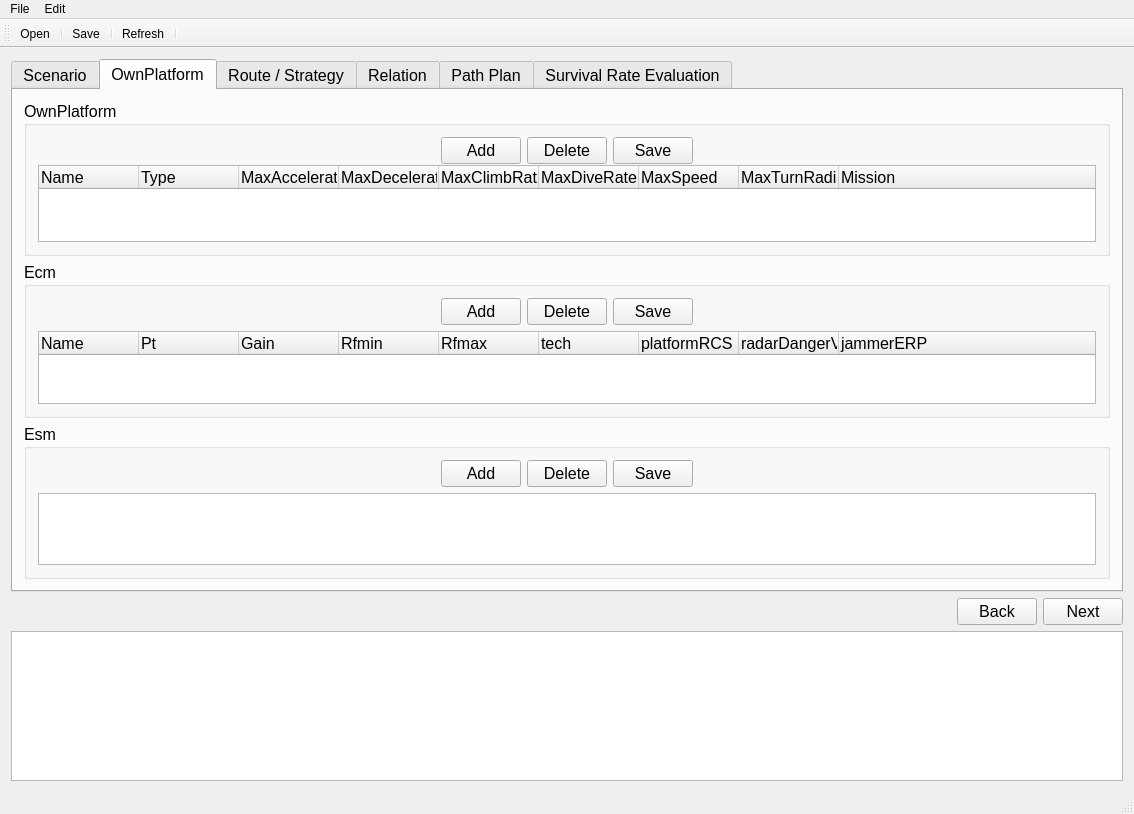
Above: PathPlanGui/MainWindow.ui from louie17/PathPlanning before the change. Below: the same form after it.
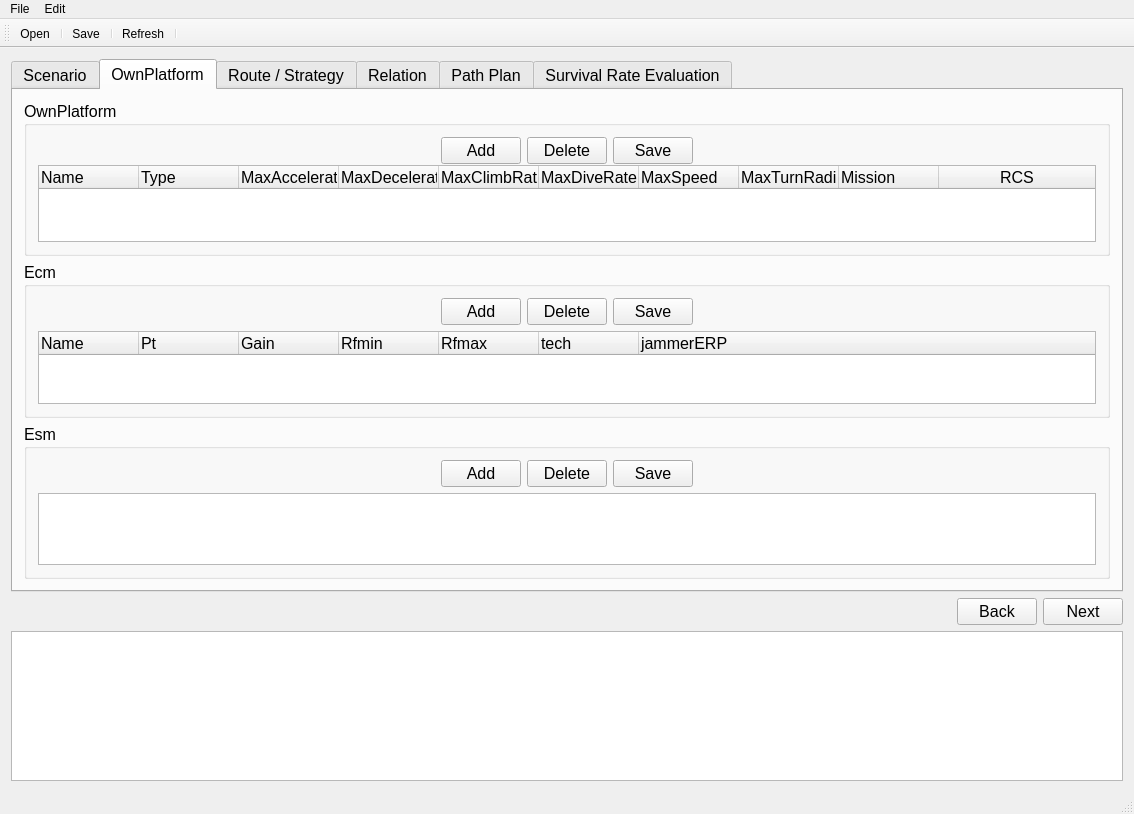
That is the form after the change. The open tabs and pages were chosen to show the change. Custom widgets are drawn as their Qt base class.

```diff
--- a/PathPlanGui/MainWindow.ui
+++ b/PathPlanGui/MainWindow.ui
@@ -949,6 +949,11 @@
                      <set>AlignJustify|AlignVCenter</set>
                     </property>
                    </column>
+                   <column>
+                    <property name="text">
+                     <string>RCS</string>
+                    </property>
+                   </column>
                   </widget>
                  </item>
                 </layout>
@@ -1113,27 +1118,6 @@
                      <set>AlignJustify|AlignVCenter</set>
                     </property>
                    </column>
-                   <column>
-                    <property name="text">
-                     <string>platformRCS</string>
-                    </property>
-                    <property name="textAlignment">
-                     <set>AlignJustify|AlignVCenter</set>
-                    </property>
-                   </column>
-                   <column>
-                    <property name="text">
-                     <string>radarDangerValue</string>
-                    </property>
-                    <property name="font">
-                     <font>
-                      <kerning>false</kerning>
-                     </font>
-                    </property>
-                    <property name="textAlignment">
-                     <set>AlignJustify|AlignVCenter</set>
-                    </property>
-                   </column>
                    <column>
                     <property name="text">
                      <string>jammerERP</string>
```
Left out of the diff: 18 changed lines with no effect on the pictures.
